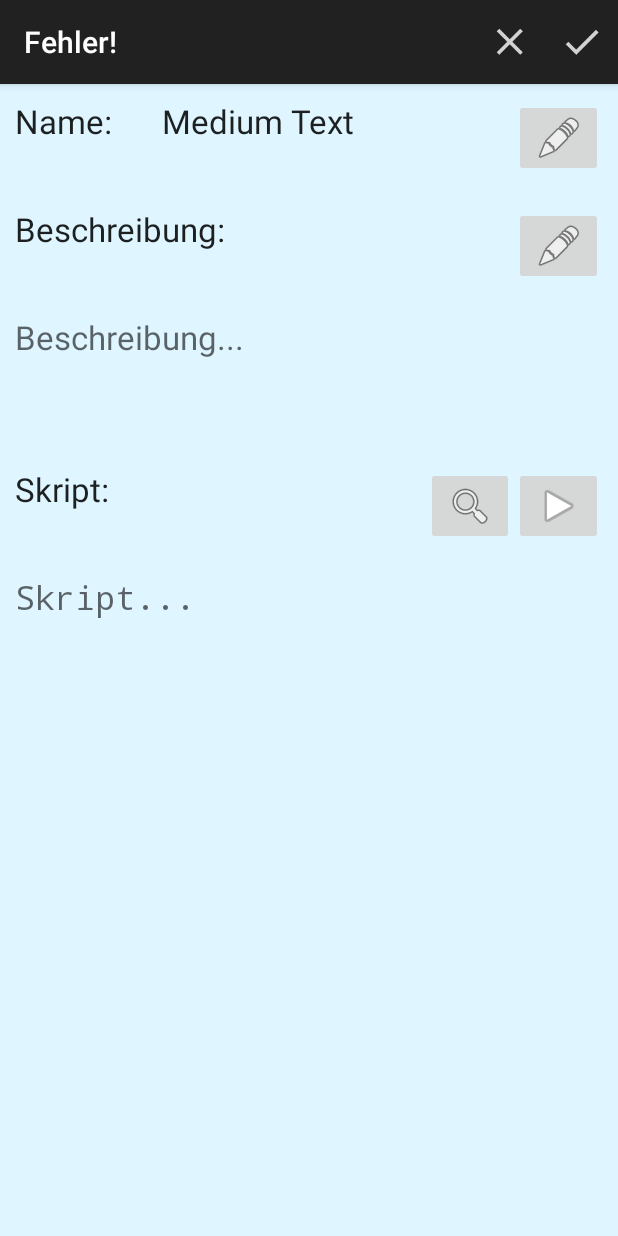
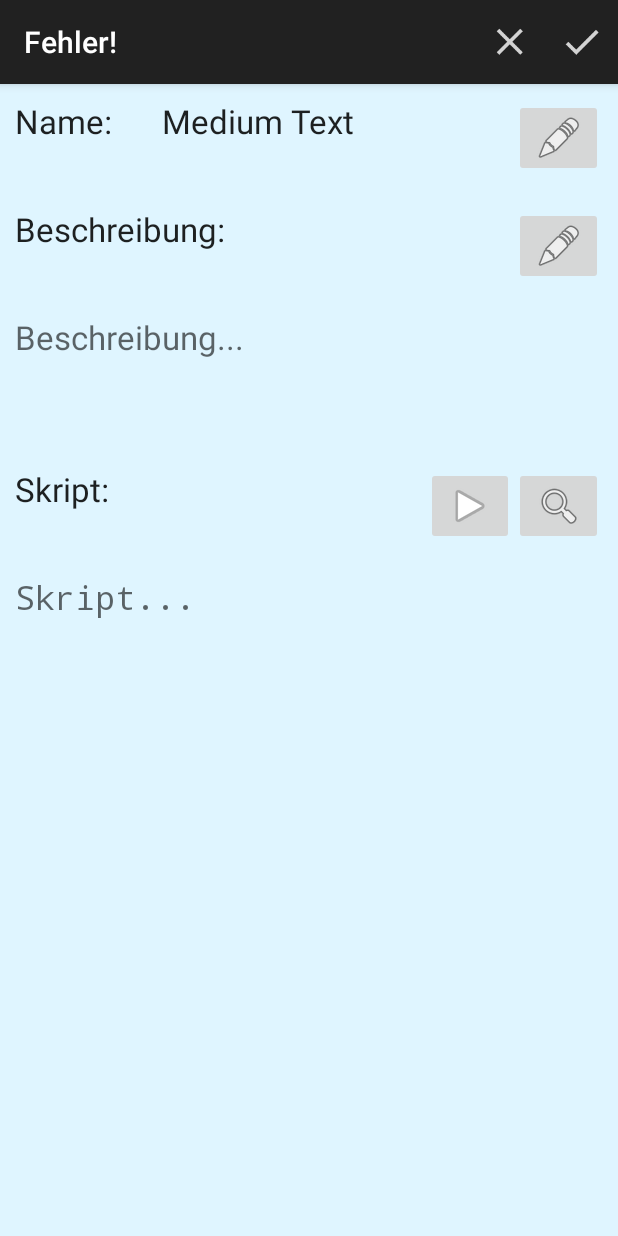
Before and after one commit to Marco-Meyer/TINF13AIBI-MYO, an Android app: the ScriptEditActivity screen opened directly, with no data from a screen before it, on a phone screen of 412 x 824 dp. Run offline under Robolectric (Android 15) with nearby library versions, the phone set to English and light mode, and no system bars; 1 statement that could not run was skipped.

Commit message:
Icons angepasst

```diff
--- a/MYOScriptControl/app/src/main/res/layout/activity_gesture_edit.xml
+++ b/MYOScriptControl/app/src/main/res/layout/activity_gesture_edit.xml
@@ -107,7 +107,7 @@
             android:layout_height="wrap_content"
             android:id="@+id/imageButtonEditGesturePattern"
             android:layout_weight="0.15"
-            android:src="@android:drawable/ic_menu_edit"/>
+            android:src="@drawable/ic_action_record"/>
     </LinearLayout>
     <LinearLayout
         android:orientation="horizontal"
--- a/MYOScriptControl/app/src/main/res/layout/activity_script_edit.xml
+++ b/MYOScriptControl/app/src/main/res/layout/activity_script_edit.xml
@@ -98,15 +98,15 @@
         <ImageButton
             android:layout_width="0dp"
             android:layout_height="wrap_content"
+            android:id="@+id/imageButtonStartScript"
+            android:layout_weight="0.15"
+            android:src="@android:drawable/ic_media_play"/>
+        <ImageButton
+            android:layout_width="0dp"
+            android:layout_height="wrap_content"
             android:id="@+id/imageButtonImportScript"
             android:layout_weight="0.15"
             android:src="@android:drawable/ic_menu_search"/>
-        <ImageButton
-            android:layout_width="0dp"
-            android:layout_height="wrap_content"
-            android:id="@+id/imageButtonStartScript"
-            android:layout_weight="0.15"
-            android:src="@android:drawable/ic_media_play"/>
     </LinearLayout>
     <TextView
         android:ellipsize="end"
```
Also changed, not shown: MYOScriptControl/app/src/main/res/mipmap-hdpi/ic_launcher.png, MYOScriptControl/app/src/main/res/mipmap-mdpi/ic_launcher.png, MYOScriptControl/app/src/main/res/mipmap-xhdpi/ic_launcher.png, MYOScriptControl/app/src/main/res/mipmap-xxhdpi/ic_launcher.png, MYOScriptControl/app/src/main/res/mipmap-xxxhdpi/ic_launcher.png (added).
